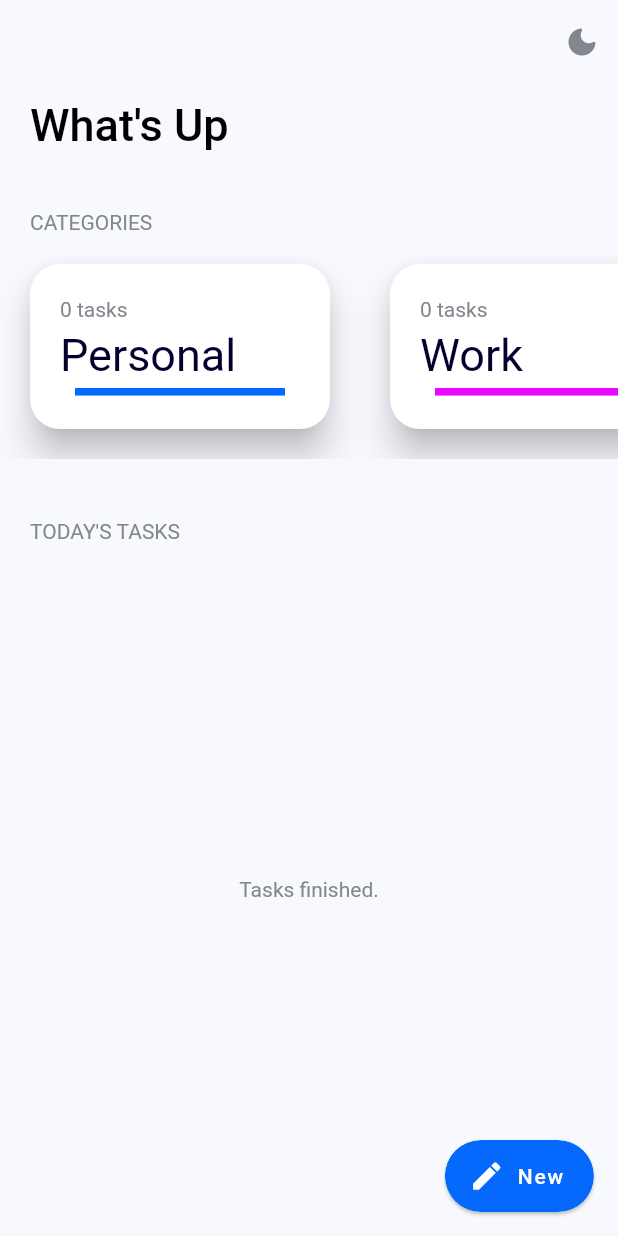
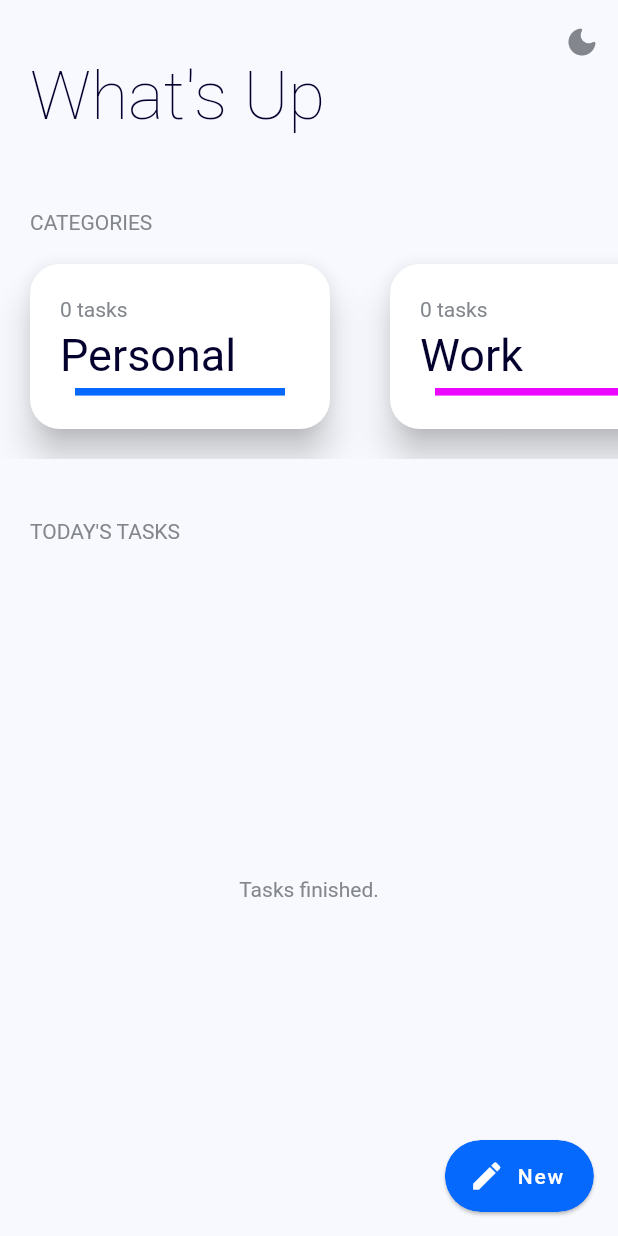
Before and after one commit to Perniciosius/ToDo, a Flutter app: the screen it shows after launch, on a phone screen of 412 x 824 dp. Run offline on Flutter 3.47's test engine with Material 2 defaults, Android fonts, the phone set to English and light mode, and no system bars; drawn by our look-alikes of percent_indicator; our stand-ins replace shared_preferences, sqflite; accounts and stored records are empty.

Commit message:
change app bar look

```diff
--- a/lib/pages/home_page.dart
+++ b/lib/pages/home_page.dart
@@ -18,6 +18,7 @@
       body: CustomScrollView(
         slivers: [
           SliverAppBar(
+            primary: true,
             actions: [
               IconButton(
                 onPressed: () {
@@ -43,11 +44,20 @@
               ),
             ],
             flexibleSpace: FlexibleSpaceBar(
-              title: Text('What\'s Up'),
-              titlePadding: EdgeInsetsDirectional.only(start: padding),
+              title: Text(
+                'What\'s Up',
+                style: TextStyle(
+                  fontSize: 30.0,
+                  color: Theme.of(context).textTheme.headline1?.color,
+                  fontWeight: Theme.of(context).textTheme.headline1?.fontWeight,
+                ),
+              ),
+              titlePadding: EdgeInsetsDirectional.only(
+                start: padding,
+                bottom: padding / 2,
+              ),
             ),
             expandedHeight: 100.0,
-            collapsedHeight: kToolbarHeight,
           ),
           SliverList(
             delegate: SliverChildListDelegate(
```
